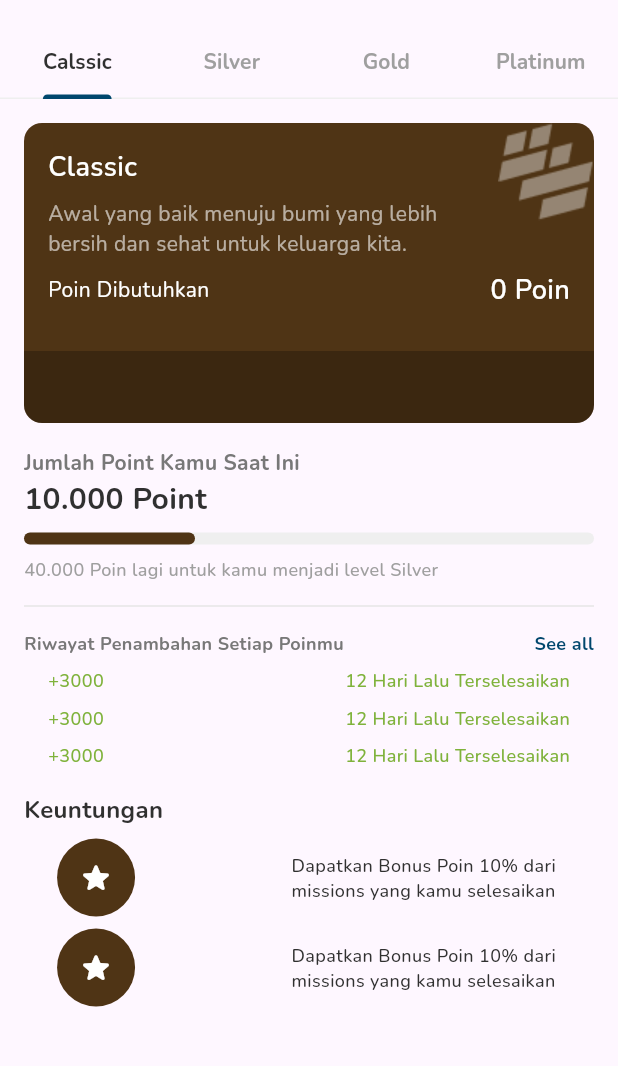
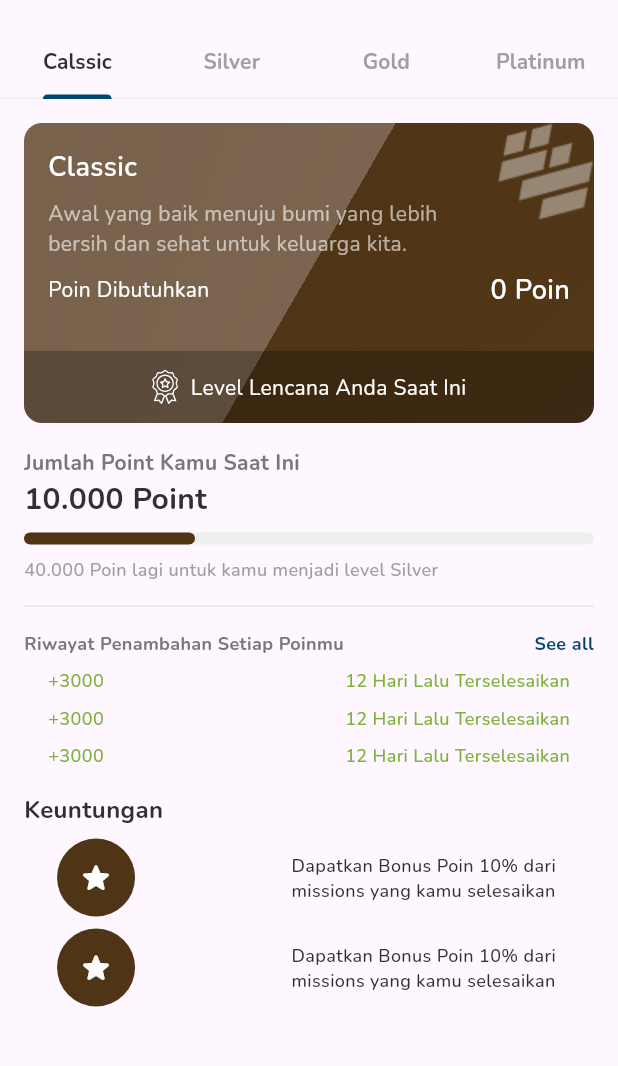
Before and after one commit to RECYTHNG/flutter_recything, a Flutter app: the screen it shows after launch, on a phone screen of 412 x 824 dp, the part 57-1123 px from its top. Run offline on Flutter 3.47's test engine with Material 3 defaults, Android fonts, the phone set to English and light mode, and no system bars; our stand-ins replace flutter_svg.

Commit message:
feat(award:classic) : complete slicing for card on classic content

```diff
--- a/recything_application/lib/constants/icon_constant.dart
+++ b/recything_application/lib/constants/icon_constant.dart
@@ -1,3 +1,7 @@
 class IconConstant{
-
+  //achievement
+  static const String achievementIcon = 'assets/icons/icon_achievement.svg';
+  static const String poinkuAchievement = 'assets/icons/icon_poinku_achievement.svg';
+  static const String unlockAchievement = 'assets/icons/icon_unlock_achievement.svg';
+  static const String lockAchievement = 'assets/icons/icon_lock_achievement.svg';
 }
--- a/recything_application/lib/screen/achievement_screen/content/classic_achievement_content.dart
+++ b/recything_application/lib/screen/achievement_screen/content/classic_achievement_content.dart
@@ -1,5 +1,7 @@
 import 'package:flutter/material.dart';
+import 'package:flutter_svg/flutter_svg.dart';
 import 'package:recything_application/constants/color_constant.dart';
+import 'package:recything_application/constants/icon_constant.dart';
 import 'package:recything_application/constants/image_constant.dart';
 import 'package:recything_application/constants/spacing_constant.dart';
 import 'package:recything_application/constants/text_style_constant.dart';
@@ -27,7 +29,16 @@ class _ClassicAchievementContentState extends State<ClassicAchievementContent> {
                   height: 200.0,
                   width: double.infinity,
                   decoration: BoxDecoration(
-                    color: const Color(0xFF4F3415),
+                    gradient: SweepGradient(
+                      colors: [
+                        const Color(0xFF4F3415),
+                        const Color(0xFF4F3415).withOpacity(0.75),
+                      ],
+                      center: const Alignment(-2.5, 0.0),
+                      startAngle: 0.0,
+                      endAngle: 2 * 3.14159,
+                      transform: const GradientRotation(-3.14 / 3),
+                    ),
                     borderRadius: BorderRadius.circular(12),
                   ),
                   child: Padding(
@@ -90,6 +101,23 @@ class _ClassicAchievementContentState extends State<ClassicAchievementContent> {
                         bottomLeft: Radius.circular(12.0),
                         bottomRight: Radius.circular(12.0),
                       ),
+                    ),
+                    child: Row(
+                      mainAxisAlignment: MainAxisAlignment.center,
+                      children: [
+                        SvgPicture.asset(
+                          width: 18.01,
+                          height: 24,
+                          IconConstant.achievementIcon,
+                        ),
+                        SpacingConstant.horizontalSpacing100,
+                        Text(
+                          'Level Lencana Anda Saat Ini',
+                          style: TextStyleConstant.regularParagraph.copyWith(
+                            color: ColorConstant.whiteColor,
+                          ),
+                        ),
+                      ],
                     ),
                   ),
                 ),
```
Also changed, not shown: recything_application/pubspec.yaml (+3 -4 lines), recything_application/assets/icons/icon_achievement.svg (added), recything_application/assets/icons/icon_lock_achievement.svg (added), recything_application/assets/icons/icon_poinku_achievement.svg (added), recything_application/assets/icons/icon_unlock_achievement.svg (added), recything_application/pubspec.lock.
